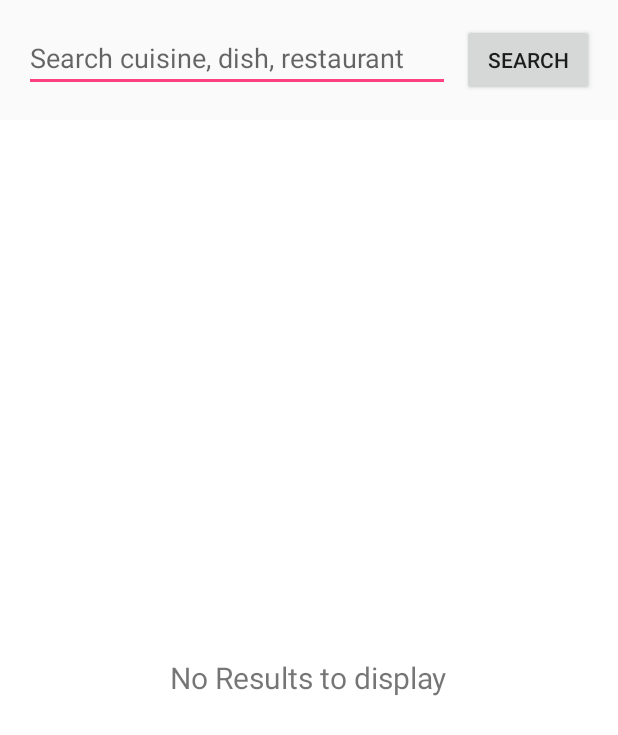
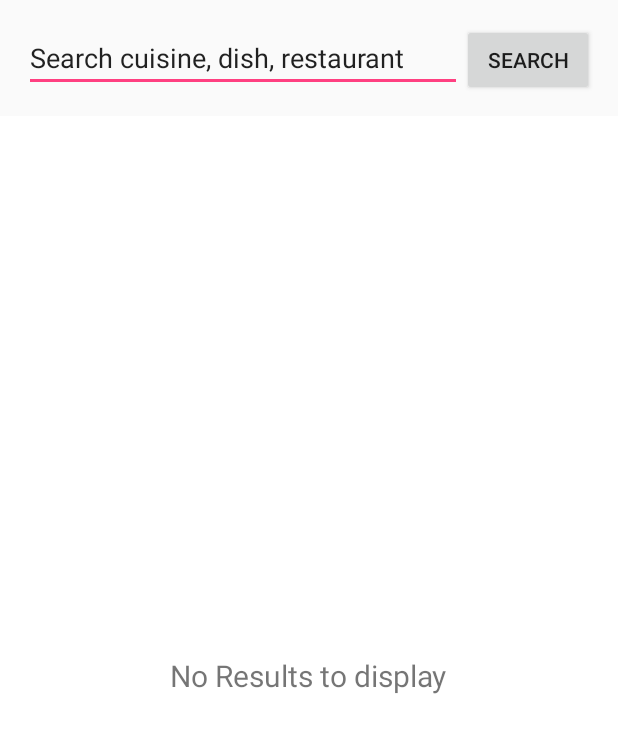
Before and after one commit to sahiljain5040/android-bootstrap, an Android app: the layout activity_search.xml on its own in the app's theme, with its tools: preview values and no code run, on a phone screen of 412 x 824 dp. Shown: the top 735 px of the screen. Run offline under Robolectric (Android 15) with nearby library versions, the phone set to English and light mode, and no system bars.

Commit message:
Replacing layouts with constraint layout

```diff
--- a/app/src/main/res/layout/activity_search.xml
+++ b/app/src/main/res/layout/activity_search.xml
@@ -1,51 +1,75 @@
 <?xml version="1.0" encoding="utf-8"?>
-<RelativeLayout xmlns:android="http://schemas.android.com/apk/res/android"
+<android.support.constraint.ConstraintLayout xmlns:android="http://schemas.android.com/apk/res/android"
+    xmlns:app="http://schemas.android.com/apk/res-auto"
     xmlns:tools="http://schemas.android.com/tools"
     android:layout_width="match_parent"
-    android:layout_height="match_parent"
-    tools:context="com.demo.ui.activity.SearchActivity">
-
-    <RelativeLayout
-        android:id="@+id/search_container"
-        android:layout_width="match_parent"
-        android:layout_height="wrap_content"
-        android:padding="16dp">
+    android:layout_height="match_parent">
 
     <Button
         android:id="@+id/search_btn"
         android:layout_width="wrap_content"
         android:layout_height="wrap_content"
+        android:layout_marginEnd="16dp"
+        android:layout_marginRight="16dp"
         android:text="Search"
-            android:layout_alignParentRight="true"/>
+        app:layout_constraintBaseline_toBaselineOf="@+id/seach_edit_text"
+        app:layout_constraintEnd_toEndOf="parent"
+        app:layout_constraintStart_toEndOf="@+id/seach_edit_text"
+        app:layout_constraintTop_toTopOf="parent"
+        tools:text="Search" />
 
     <EditText
         android:id="@+id/seach_edit_text"
-            android:layout_width="match_parent"
+        android:layout_width="0dp"
         android:layout_height="wrap_content"
-            android:layout_toLeftOf="@id/search_btn"
+        android:layout_marginBottom="16dp"
+        android:layout_marginLeft="16dp"
         android:layout_marginRight="8dp"
+        android:layout_marginStart="16dp"
+        android:layout_marginTop="16dp"
+        android:ems="10"
+        android:hint="Search cuisine, dish, restaurant"
+        android:imeOptions="actionSearch"
+        android:inputType="textPersonName"
+        android:maxLines="1"
         android:singleLine="true"
-            android:maxLines="1"
-            android:imeOptions="actionSearch"
-            android:hint="Search cuisine, dish, restaurant"/>
+        app:layout_constraintBottom_toTopOf="@+id/barrier4"
+        app:layout_constraintEnd_toStartOf="@+id/search_btn"
+        app:layout_constraintStart_toStartOf="parent"
+        app:layout_constraintTop_toTopOf="parent"
+        tools:text="Search cuisine, dish, restaurant" />
 
-    </RelativeLayout>
+    <android.support.constraint.Barrier
+        android:id="@+id/barrier4"
+        android:layout_width="wrap_content"
+        android:layout_height="wrap_content"
+        app:barrierDirection="bottom"
+        app:constraint_referenced_ids="seach_edit_text,search_btn"/>
 
     <android.support.v7.widget.RecyclerView
         android:id="@+id/search_results"
-        android:layout_width="match_parent"
-        android:layout_height="match_parent"
-        android:layout_below="@id/search_container"
+        android:layout_width="0dp"
+        android:layout_height="0dp"
+        android:layout_marginTop="8dp"
         android:paddingLeft="16dp"
         android:paddingRight="16dp"
+        android:paddingStart="16dp"
+        android:paddingEnd="16dp"
         android:paddingBottom="16dp"
-        android:layout_marginTop="8dp"/>
+        app:layout_constraintBottom_toBottomOf="parent"
+        app:layout_constraintEnd_toEndOf="parent"
+        app:layout_constraintStart_toStartOf="parent"
+        app:layout_constraintTop_toBottomOf="@+id/barrier4" />
 
-    <include layout="@layout/loading_results"/>
+    <include layout="@layout/loading_results" />
 
     <include layout="@layout/no_results"
-        android:layout_width="match_parent"
-        android:layout_height="match_parent"
-        android:layout_below="@id/search_container"/>
+        android:layout_width="0dp"
+        android:layout_height="0dp"
+        android:layout_below="@id/search_container"
+        app:layout_constraintStart_toStartOf="parent"
+        app:layout_constraintEnd_toEndOf="parent"
+        app:layout_constraintTop_toBottomOf="@id/barrier4"
+        app:layout_constraintBottom_toBottomOf="parent"/>
 
-</RelativeLayout>
+</android.support.constraint.ConstraintLayout>
```
Also changed, not shown: app/src/main/res/layout/activity_search_item.xml (+35 -20 lines), app/src/main/res/layout/activity_search_results_header.xml (+16 -9 lines), app/src/main/res/layout/constraint_ratio_sample.xml (added, +21 -0 lines), app/src/main/res/layout/constraint_sample.xml (added, +146 -0 lines). Lines whose indentation alone changed are shown as unchanged.
